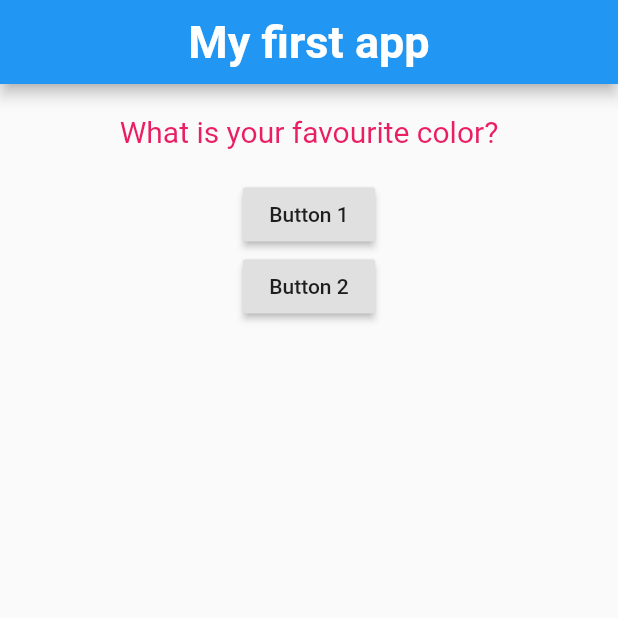
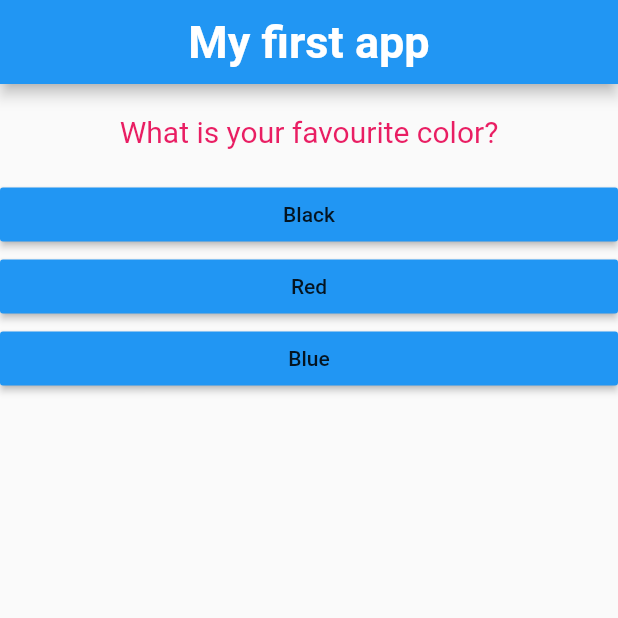
Before and after one commit to Rishabh97-dev/FlutterProj, a Flutter app: the screen it shows after launch, on a phone screen of 412 x 824 dp, the top half of it. Run offline on Flutter 3.47's test engine with Material 2 defaults, Android fonts, the phone set to English and light mode, and no system bars.

Commit message:
Map added

```diff
--- /dev/null
+++ b/lib/answer.dart
@@ -0,0 +1,20 @@
+import 'package:flutter/material.dart';
+
+class Answer extends StatelessWidget {
+  final Function answerQuestion;
+  final String answerText;
+
+  Answer(this.answerQuestion, this.answerText);
+
+  @override
+  Widget build(BuildContext context) {
+    return Container(
+      width: double.infinity,
+      child: RaisedButton(
+        color: Colors.blue,
+        child: Text(answerText),
+        onPressed: answerQuestion,
+      ),
+    );
+  }
+}
--- a/lib/stateful.dart
+++ b/lib/stateful.dart
@@ -1,6 +1,7 @@
 import 'package:flutter/material.dart';
 
 import './question.dart';
+import './answer.dart';
 
 class MyApp extends StatefulWidget {
   @override
@@ -19,8 +20,18 @@ class _MyAppState extends State<MyApp> {
   @override
   Widget build(BuildContext context) {
     var questions = [
-      'What is your favourite color?',
-      'What is your favourite sport?',
+      {
+        'questionText': 'What is your favourite color?',
+        'answers': ['Black', 'Red', 'Blue'],
+      },
+      {
+        'questionText': 'What is your favourite sport?',
+        'answers': ['Football', 'Cricket', 'Basketball'],
+      },
+      {
+        'questionText': 'What is your favourite animal?',
+        'answers': ['Elephant', 'Lion', 'Tortoise'],
+      },
     ];
     return MaterialApp(
       home: Scaffold(
@@ -30,16 +41,13 @@ class _MyAppState extends State<MyApp> {
         body: Column(
           children: [
             Question(
-              questions[questionIndex],
+              questions[questionIndex]['questionText'],
             ),
-            RaisedButton(
-              child: Text('Button 1'),
-              onPressed: answerQuestion,
-            ),
-            RaisedButton(
-              onPressed: answerQuestion,
-              child: Text('Button 2'),
-            ),
+            ...(questions[questionIndex]['answers'] as List<String>).map(
+              (answer) {
+                return Answer(answerQuestion, answer);
+              },
+            ).toList(),
           ],
         ),
       ),
```
